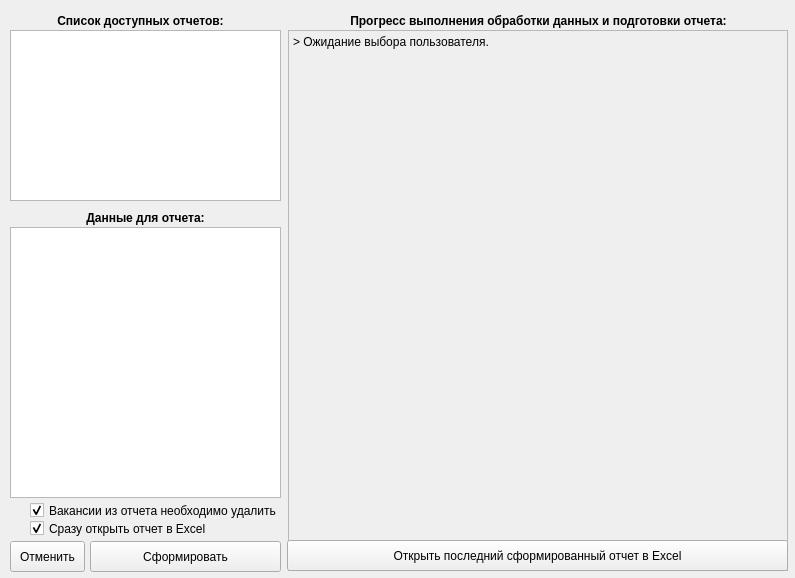
Qt form Qt5Project/Windows.ui (DIVIGL1/DES.LM.Reports) before a commit.
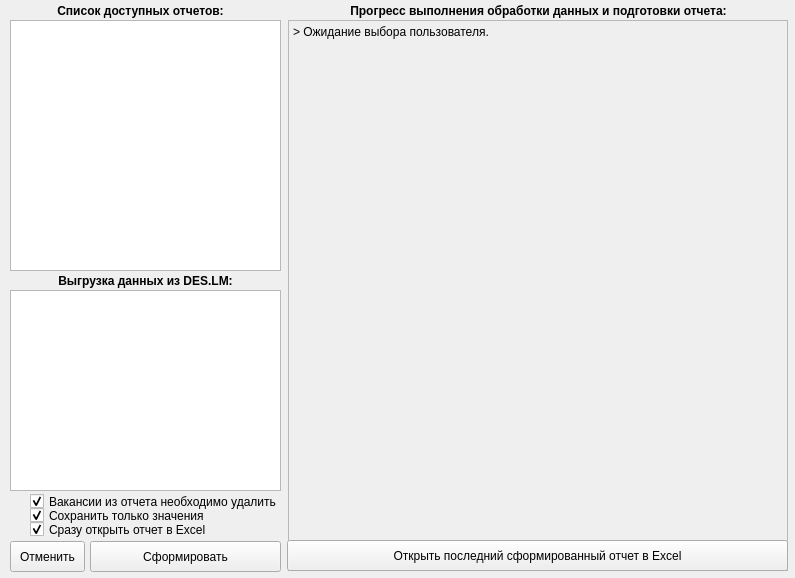
The same form after that commit.

Commit message: Added new columns and check button on main form

Patch:
```diff
--- a/Qt5Project/Windows.ui
+++ b/Qt5Project/Windows.ui
@@ -51,7 +51,7 @@
     <property name="geometry">
      <rect>
       <x>30</x>
-      <y>502</y>
+      <y>493</y>
       <width>251</width>
       <height>17</height>
      </rect>
@@ -114,9 +114,9 @@
     <property name="geometry">
      <rect>
       <x>10</x>
-      <y>30</y>
+      <y>20</y>
       <width>271</width>
-      <height>171</height>
+      <height>251</height>
      </rect>
     </property>
     <property name="editTriggers">
@@ -127,7 +127,7 @@
     <property name="geometry">
      <rect>
       <x>10</x>
-      <y>13</y>
+      <y>3</y>
       <width>261</width>
       <height>16</height>
      </rect>
@@ -161,9 +161,9 @@
     <property name="geometry">
      <rect>
       <x>10</x>
-      <y>227</y>
+      <y>290</y>
       <width>271</width>
-      <height>271</height>
+      <height>201</height>
      </rect>
     </property>
     <property name="editTriggers">
@@ -174,7 +174,7 @@
     <property name="geometry">
      <rect>
       <x>10</x>
-      <y>210</y>
+      <y>273</y>
       <width>271</width>
       <height>16</height>
      </rect>
@@ -186,7 +186,7 @@
      </font>
     </property>
     <property name="text">
-     <string>Данные для отчета:</string>
+     <string>Выгрузка данных из DES.LM:</string>
     </property>
     <property name="textFormat">
      <enum>Qt::AutoText</enum>
@@ -211,9 +211,9 @@
     <property name="geometry">
      <rect>
       <x>288</x>
-      <y>30</y>
+      <y>20</y>
       <width>500</width>
-      <height>541</height>
+      <height>551</height>
      </rect>
     </property>
     <property name="styleSheet">
@@ -227,7 +227,7 @@
     <property name="geometry">
      <rect>
       <x>298</x>
-      <y>13</y>
+      <y>3</y>
       <width>481</width>
       <height>16</height>
      </rect>
@@ -264,7 +264,7 @@
     <property name="geometry">
      <rect>
       <x>30</x>
-      <y>520</y>
+      <y>521</y>
       <width>251</width>
       <height>17</height>
      </rect>
@@ -313,6 +313,34 @@
      <bool>false</bool>
     </property>
    </widget>
+   <widget class="QCheckBox" name="checkBoxSaveWithOutFotmulas">
+    <property name="enabled">
+     <bool>true</bool>
+    </property>
+    <property name="geometry">
+     <rect>
+      <x>30</x>
+      <y>507</y>
+      <width>251</width>
+      <height>17</height>
+     </rect>
+    </property>
+    <property name="sizePolicy">
+     <sizepolicy hsizetype="Minimum" vsizetype="Fixed">
+      <horstretch>0</horstretch>
+      <verstretch>0</verstretch>
+     </sizepolicy>
+    </property>
+    <property name="text">
+     <string>Сохранить только значения</string>
+    </property>
+    <property name="checked">
+     <bool>true</bool>
+    </property>
+    <property name="autoRepeat">
+     <bool>false</bool>
+    </property>
+   </widget>
   </widget>
  </widget>
  <resources/>
```
The commit also changes 4 other files.
